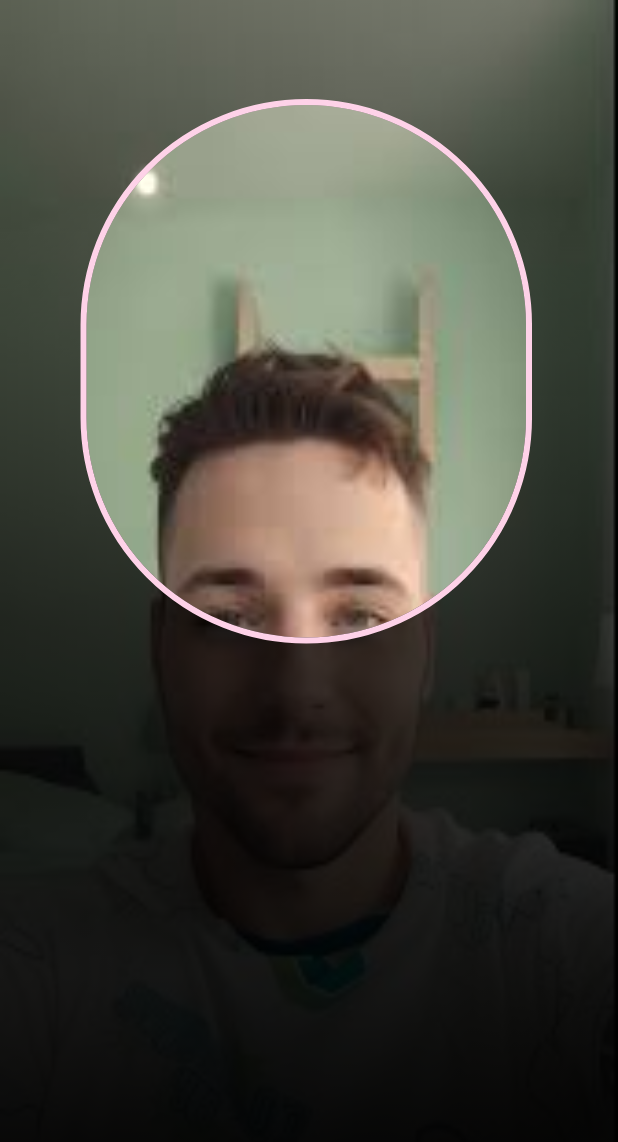
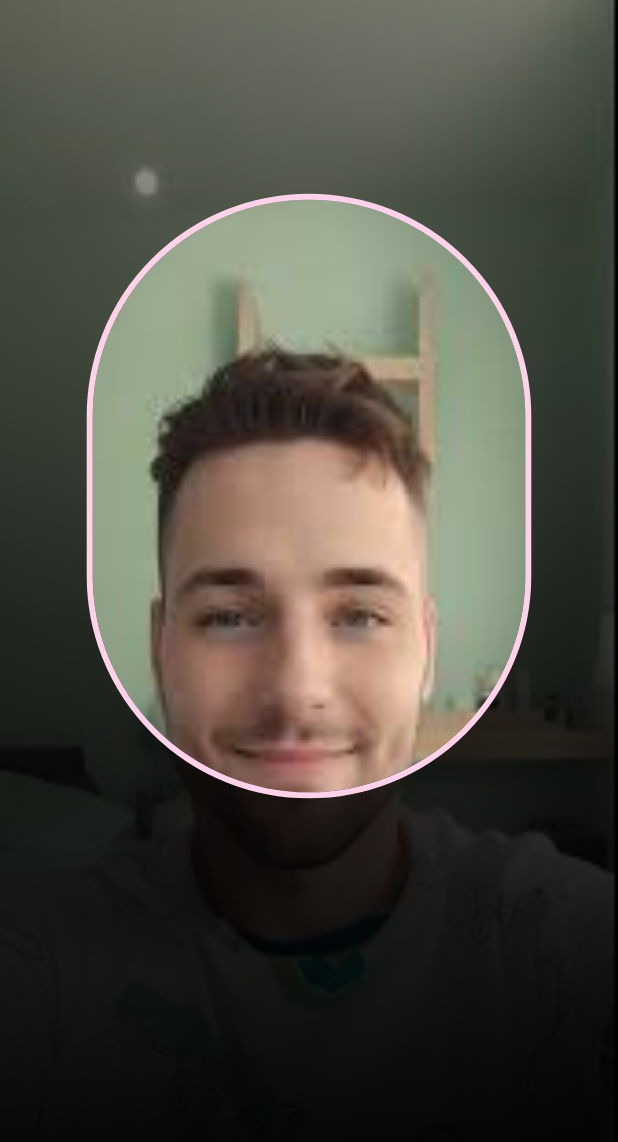
Before and after one commit to prince-ael/slidertest, a Flutter app: the screen it shows after launch, on a phone screen of 412 x 824 dp. Shown: the top 1142 px of the screen. Run offline on Flutter 3.47's test engine with Material 3 defaults, Android fonts, the light colour scheme and no system bars.

Commit message:
mask development completed

```diff
--- a/lib/custom_paint/rounded_rect.dart
+++ b/lib/custom_paint/mask.dart
@@ -1,18 +1,36 @@
-import 'dart:developer';
 
 import 'package:flutter/material.dart';
 
-class RoundedRectWidget extends StatelessWidget {
-  const RoundedRectWidget({super.key});
+class Mask extends StatelessWidget {
+  final double widthFactor;
+  final double aspectRatio;
+  const Mask({
+    super.key,
+    required this.widthFactor,
+    required this.aspectRatio,
+  });
 
   @override
   Widget build(BuildContext context) {
-    return CustomPaint(painter: OuterInnerRectPainter());
+    return CustomPaint(
+      painter: MaskPainter(
+        widthFactor,
+        aspectRatio,
+        MediaQuery.of(context).padding.top,
+      ),
+    );
   }
 }
 
-class OuterInnerRectPainter extends CustomPainter {
-  OuterInnerRectPainter();
+class MaskPainter extends CustomPainter {
+  final double widthFactor;
+  final double aspectRatio;
+  final double statusbarHeight;
+  MaskPainter(
+    this.widthFactor,
+    this.aspectRatio,
+    this.statusbarHeight,
+  );
 
   @override
   void paint(Canvas canvas, Size size) {
@@ -32,26 +50,25 @@ class OuterInnerRectPainter extends CustomPainter {
       ..style = PaintingStyle.fill;
 
     final Paint innerPaint = Paint()
-    ..strokeWidth = 8.0
-    ..color = const Color(0xFFFED2E8)
-    ..style = PaintingStyle.stroke;
+      ..strokeWidth = 8.0
+      ..color = const Color(0xFFFED2E8)
+      ..style = PaintingStyle.stroke;
 
     // Outer rectangle size and position
     Rect outerRect = Rect.fromLTWH(0, 0, size.width, size.height);
 
     // Inner rectangle size and position (smaller, inside the outer rectangle)
-    final double innerX = size.width * 0.14;
-    final double innerY = size.width * 0.17;
-    double innerWidth = size.width * 0.71;
-    innerWidth = innerWidth.ceilToDouble();
-    double innerHeight = size.height * 0.43;
-    innerHeight = innerHeight.ceilToDouble();
+    final Size innerRectSize = computeInnerRectSize(size);
+    final Offset innerRectOffset = computeInnerRectOffset(innerRectSize, size);
 
-    log("innerWidth: $innerWidth, innerHeight: $innerHeight");
-    log("outer Width: ${size.width}, outer Height: ${size.height}");
     final RRect innerRect = RRect.fromRectAndRadius(
-      Rect.fromLTWH(innerX, innerY, innerWidth, innerHeight),
-      Radius.circular(innerWidth / 2),
+      Rect.fromLTWH(
+        innerRectOffset.dx,
+        innerRectOffset.dy,
+        innerRectSize.width,
+        innerRectSize.height,
+      ),
+      Radius.circular(innerRectSize.width / 2),
     );
 
     // Clip path to exclude the inner rectangle
@@ -74,6 +91,21 @@ class OuterInnerRectPainter extends CustomPainter {
   bool shouldRepaint(covariant CustomPainter oldDelegate) {
     return false; // No need to repaint unless the painter data changes
   }
+
+  Size computeInnerRectSize(Size outerRectSize) {
+    final innerRectWidth = outerRectSize.width * widthFactor;
+    final innerRectHeight = innerRectWidth / aspectRatio;
+    return Size(innerRectWidth, innerRectHeight);
+  }
+
+  Offset computeInnerRectOffset(Size innerRectSize, Size outerRectSize) {
+    final outerRectHeight = outerRectSize.width / 0.75;
+    final dx = (outerRectSize.width - innerRectSize.width) / 2;
+    final dy = ((outerRectHeight - innerRectSize.height) / 2) +
+        statusbarHeight +
+        kToolbarHeight;
+    return Offset(dx, dy);
+  }
 }
 
 // inner rect => W:H = 256:350
--- a/lib/main.dart
+++ b/lib/main.dart
@@ -1,5 +1,5 @@
 import 'package:flutter/material.dart';
-import 'package:slidertest/custom_paint/rounded_rect.dart';
+import 'package:slidertest/custom_paint/mask.dart';
 
 const bg = Color(0xFF5B6355);
 const clearColor = Colors.transparent;
@@ -38,55 +38,19 @@ class _MyHomePageState extends State<MyHomePage> {
     return Scaffold(
       body: Stack(
         children: [
-          Positioned.fill(child: Image.asset("assets/image/demo.jpeg", fit: BoxFit.fill,)),
-          const Positioned.fill(child: RoundedRectWidget()),
+          Positioned.fill(
+              child: Image.asset(
+            "assets/image/demo.jpeg",
+            fit: BoxFit.fill,
+          )),
+          const Positioned.fill(
+            child: Mask(
+              widthFactor: 0.7,
+              aspectRatio: 0.73,
+            ),
+          ),
         ],
       ),
     );
   }
 }
-
-class MyRow extends StatelessWidget {
-  final bool isCenter;
-  const MyRow({
-    super.key,
-    this.isCenter = false,
-  });
-
-  @override
-  Widget build(BuildContext context) {
-    return Row(
-      children: [
-        Expanded(
-          child: Container(
-            color: bg,
-          ),
-        ),
-        isCenter
-            ? Container(
-                width: 200,
-                height: 300,
-                decoration: BoxDecoration(
-                    color: isCenter ? clearColor : bg,
-                    borderRadius:
-                        const BorderRadius.all(Radius.circular(100.0))),
-              )
-            : Expanded(
-                child: Container(
-                  color: bg,
-                ),
-              ),
-        Expanded(
-          child: Container(
-            color: bg,
-          ),
-        )
-      ],
-    );
-  }
-}
-
-// What are the options i see
-// 1. Custom paint
-// 2. ClipPath
-// 3. Masking library
```
